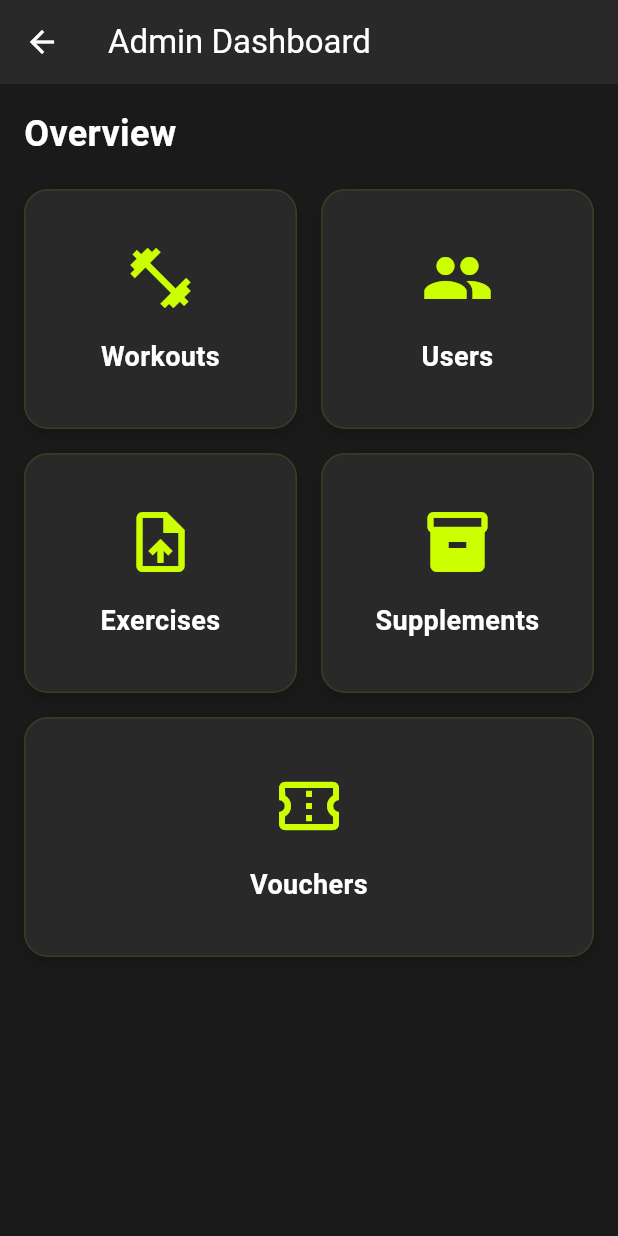
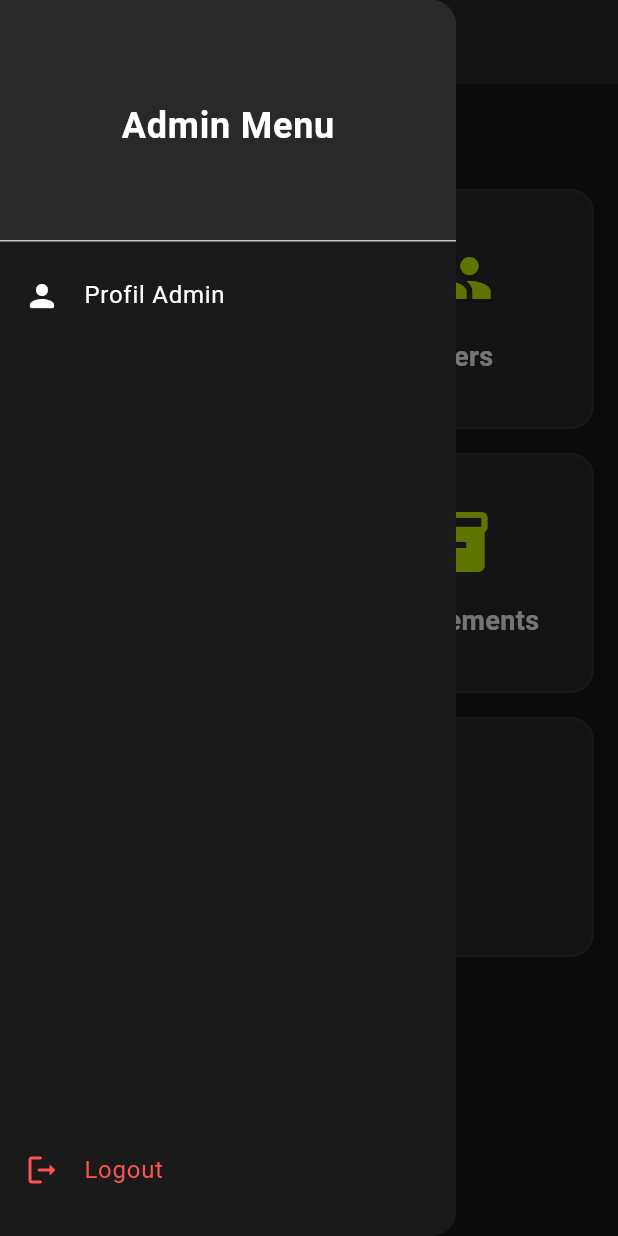
Before and after one commit to PPL-Kelompok-C-Tugas-Besar/S1SIKJ2305-KELC, a Flutter app: the AdminDashboardScreen screen opened by its route, with the side drawer open (before the commit the screen has no drawer), on a phone screen of 412 x 824 dp. Run offline on Flutter 3.47's test engine with Material 3 defaults, Android fonts, the phone set to English and light mode, and no system bars; our stand-ins replace flutter_secure_storage, image_picker; accounts and stored records are empty.

Commit message:
[PKCTB-466 Sebagai admin, saya ingin memiliki halaman profil khusus di panel admin, sehingga saya dapat melihat detail informasi akun saya dan mengelola kredensial administratif saya dengan mudah]

```diff
--- a/frontend/lib/screens/admin/admin_dashboard_screen.dart
+++ b/frontend/lib/screens/admin/admin_dashboard_screen.dart
@@ -1,10 +1,13 @@
 import 'package:flutter/material.dart';
+import 'package:provider/provider.dart';
+import '../../providers/auth_provider.dart';
 import '../../utils/admin_colors.dart';
 import 'manage_users_screen.dart';
 import 'manage_workouts_screen.dart';
 import 'manage_exercises_screen.dart';
 import 'manage_supplements_screen.dart';
 import 'manage_vouchers_screen.dart';
+import 'admin_profile_screen.dart';
 
 class AdminDashboardScreen extends StatelessWidget {
   const AdminDashboardScreen({super.key});
@@ -18,6 +21,50 @@ class AdminDashboardScreen extends StatelessWidget {
         backgroundColor: AdminColors.cardColor,
         iconTheme: const IconThemeData(color: AdminColors.textPrimary),
         elevation: 0,
+      ),
+      drawer: Drawer(
+        backgroundColor: AdminColors.bgColor,
+        child: Column(
+          children: [
+            const DrawerHeader(
+              decoration: BoxDecoration(color: AdminColors.cardColor),
+              child: Center(
+                child: Text(
+                  'Admin Menu',
+                  style: TextStyle(
+                    color: AdminColors.textPrimary,
+                    fontSize: 24,
+                    fontWeight: FontWeight.bold,
+                  ),
+                ),
+              ),
+            ),
+            ListTile(
+              leading: const Icon(Icons.person_rounded, color: AdminColors.textPrimary),
+              title: const Text('Profil Admin', style: TextStyle(color: AdminColors.textPrimary)),
+              onTap: () {
+                Navigator.pop(context); // Close drawer
+                Navigator.push(
+                  context,
+                  MaterialPageRoute(builder: (context) => const AdminProfileScreen()),
+                );
+              },
+            ),
+            const Spacer(),
+            ListTile(
+              leading: const Icon(Icons.logout_rounded, color: Colors.redAccent),
+              title: const Text('Logout', style: TextStyle(color: Colors.redAccent)),
+              onTap: () async {
+                Navigator.pop(context); // Close drawer
+                await context.read<AuthProvider>().logout();
+                if (context.mounted) {
+                  Navigator.pushNamedAndRemoveUntil(context, '/login', (route) => false);
+                }
+              },
+            ),
+            const SizedBox(height: 16),
+          ],
+        ),
       ),
       body: SingleChildScrollView(
         padding: const EdgeInsets.all(16.0),
```
Also changed, not shown: frontend/lib/screens/admin/admin_profile_screen.dart (added, +86 -0 lines).
